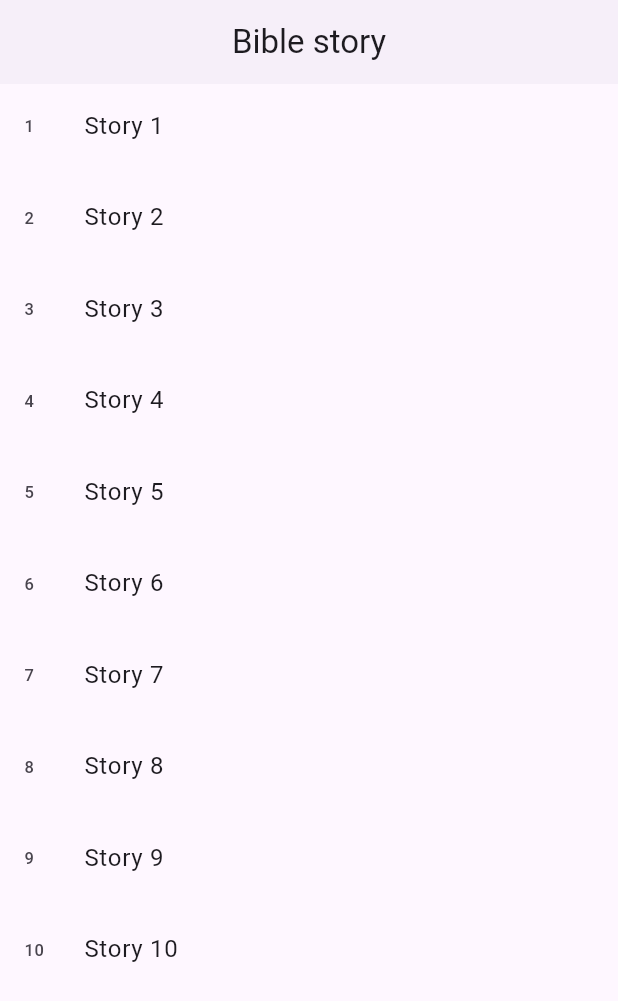
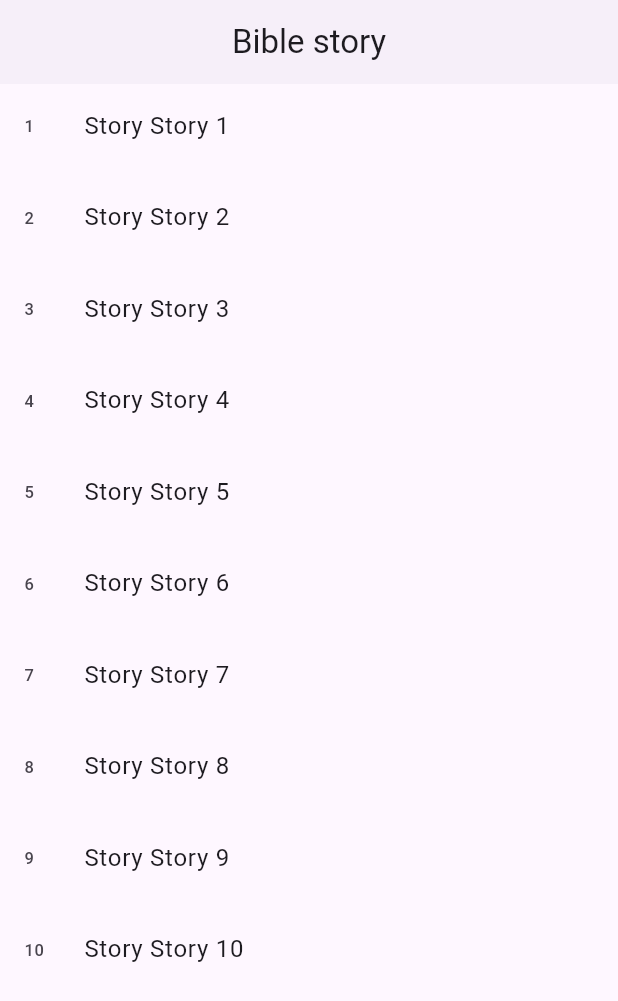
Before and after one commit to ethnosdev/story_app, a Flutter app: the screen it shows after launch, on a phone screen of 412 x 824 dp. Shown: the top 1001 px of the screen. Run offline on Flutter 3.47's test engine with Material 3 defaults, Android fonts, the phone set to English and light mode, and no system bars.

Commit message:
error corrected in story_list_title

```diff
--- a/example/lib/main.dart
+++ b/example/lib/main.dart
@@ -1,4 +1,5 @@
 import 'package:flutter/material.dart';
+import 'package:story/story_app.dart';
 
 void main() {
   runApp(const MyApp());
@@ -30,12 +31,7 @@ class HomePage extends StatelessWidget {
         centerTitle: true,
         title: const Text("Bible story"),
       ),
-      body: ListView.separated(
-        itemBuilder: (context,idx)=> ListTile(
-          leading: Text("${idx+1}"),
-          title: Text("Story ${idx+1}"),
-        ),
-      separatorBuilder: (context,idx)=>const SizedBox(height: 5,), itemCount: 10),),
+      body: const StoryApp()),
     );
   }
 }
--- a/example/pubspec.yaml
+++ b/example/pubspec.yaml
@@ -28,6 +28,8 @@ environment:
 # the latest version available on pub.dev. To see which dependencies have newer
 # versions available, run `flutter pub outdated`.
 dependencies:
+  story:
+    path: ../
   flutter:
     sdk: flutter
 
--- a/example/lib/src/story_list_tile.dart
+++ b/lib/src/story_list_tile.dart
@@ -1,11 +1,13 @@
 import 'package:flutter/material.dart';
-import "../story_app.dart";
 class StoryListTile extends StatelessWidget {
   const StoryListTile({super.key,required this.storyNumber,required this.storyTitle});
   final int storyNumber;
   final String storyTitle;
   @override
   Widget build(BuildContext context) {
-    return const StoryApp();
+    return ListTile(
+          leading: Text("$storyNumber"),
+          title: Text("Story $storyTitle"),
+        );
   }
 }
--- a/lib/story_app.dart
+++ b/lib/story_app.dart
@@ -1,7 +1,13 @@
-library story;
+import 'package:flutter/material.dart';
+import "./src/story_list_tile.dart";
 
-/// A Calculator.
-class Calculator {
-  /// Returns [value] plus 1.
-  int addOne(int value) => value + 1;
+class StoryApp extends StatelessWidget {
+  const StoryApp({super.key});
+
+  @override
+  Widget build(BuildContext context) {
+    return ListView.separated(
+        itemBuilder: (context,idx)=> StoryListTile(storyNumber: idx+1, storyTitle: "Story ${idx+1}"),
+      separatorBuilder: (context,idx)=>const SizedBox(height: 5,), itemCount: 10);
+  }
 }
```
Also changed, not shown: example/lib/story_app.dart (deleted, +0 -13 lines), example/pubspec.lock, lib/src/widgets/empty.dart (deleted).
